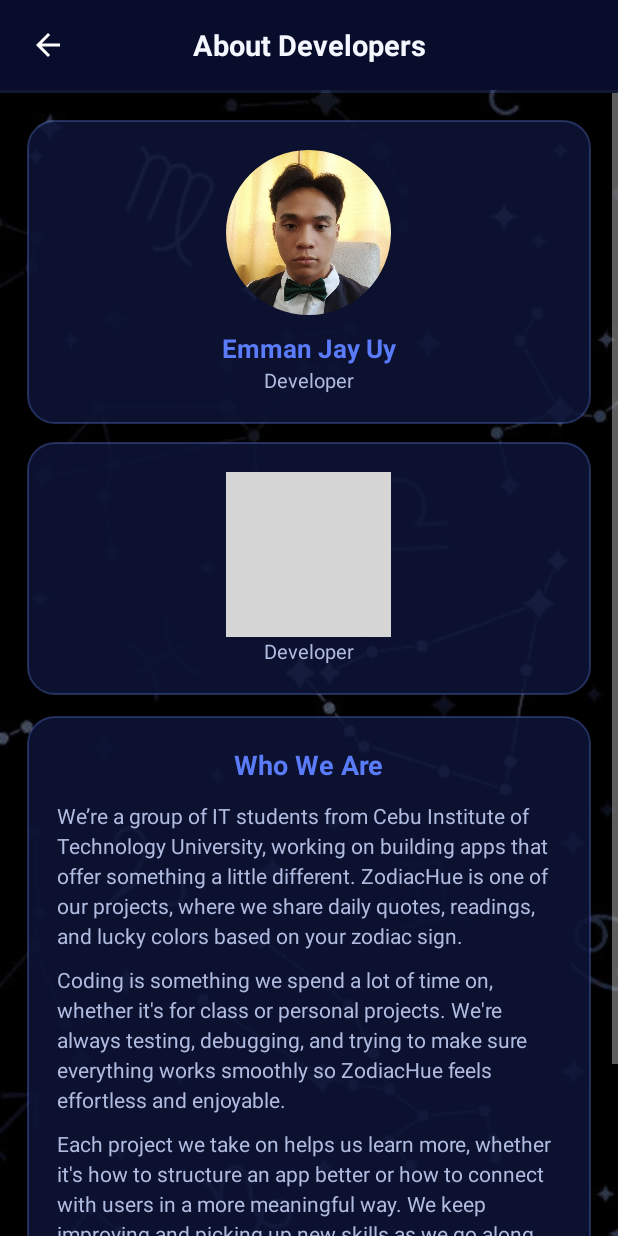
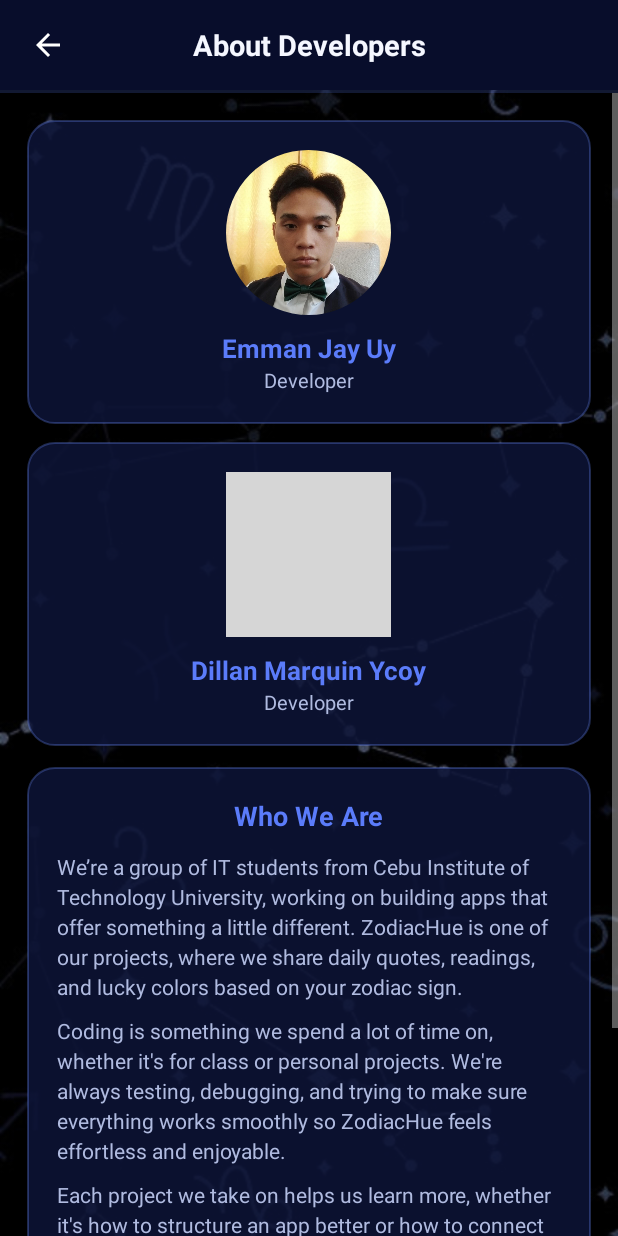
Before and after one commit to dillandeluxe/ZodiacHue, an Android app: the DeveloperPageActivity screen opened directly, with no data from a screen before it, on a phone screen of 412 x 824 dp. Run offline under Robolectric (Android 15) with nearby library versions, the phone set to English and light mode, and no system bars; grey boxes are pictures that could not be loaded.

Commit message:
Add Dillan Marquin Ycoy to About Developers page

```diff
--- a/app/src/main/java/com/android/zodiachue/DeveloperPageActivity.kt
+++ b/app/src/main/java/com/android/zodiachue/DeveloperPageActivity.kt
@@ -1,9 +1,7 @@
 package com.android.zodiachue
 
 import android.os.Bundle
-import android.view.View
 import android.widget.ImageButton
-import android.widget.TextView
 import androidx.appcompat.app.AppCompatActivity
 
 class DeveloperPageActivity : AppCompatActivity() {
@@ -11,11 +9,6 @@ class DeveloperPageActivity : AppCompatActivity() {
         super.onCreate(savedInstanceState)
         setContentView(R.layout.activity_developer_page)
 
-        val dev2Name = findViewById<TextView>(R.id.txt_developer_2_name)
-        if (dev2Name.text.isNullOrBlank()) {
-            dev2Name.visibility = View.GONE
-        }
-
         findViewById<ImageButton>(R.id.btn_back_developers).setOnClickListener {
             finish()
         }
--- a/app/src/main/res/layout/activity_developer_page.xml
+++ b/app/src/main/res/layout/activity_developer_page.xml
@@ -112,7 +112,7 @@
                     android:layout_width="wrap_content"
                     android:layout_height="wrap_content"
                     android:layout_marginTop="10dp"
-                    android:text=""
+                    android:text="@string/dillan_marquin_ycoy"
                     android:textColor="@color/indigo_accent"
                     android:textSize="17sp"
                     android:textStyle="bold" />
--- a/app/src/main/res/values/strings.xml
+++ b/app/src/main/res/values/strings.xml
@@ -2,6 +2,7 @@
     <string name="app_name">ZodiacHue</string>
     <string name="about_developers">About Developers</string>
     <string name="emman_jay_uy">Emman Jay Uy</string>
+    <string name="dillan_marquin_ycoy">Dillan Marquin Ycoy</string>
     <string name="developer">Developer</string>
     <string name="developer_image">Developer Image</string>
     <string name="who_we_are">Who We Are</string>
```
